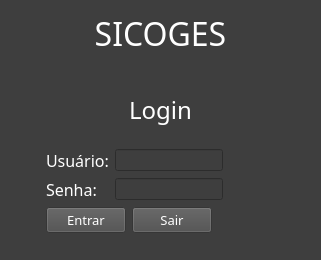
Qt form login/form.ui (kadetete/controle-salas) before a commit.
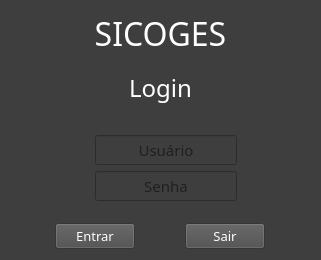
The same form after that commit.

The edit to the form file:
```diff
--- a/login/form.ui
+++ b/login/form.ui
@@ -55,6 +55,19 @@
          </property>
         </widget>
        </item>
+       <item>
+        <spacer name="verticalSpacer_3">
+         <property name="orientation">
+          <enum>Qt::Vertical</enum>
+         </property>
+         <property name="sizeHint" stdset="0">
+          <size>
+           <width>20</width>
+           <height>40</height>
+          </size>
+         </property>
+        </spacer>
+       </item>
       </layout>
      </item>
      <item>
@@ -78,37 +91,36 @@
      </item>
     </layout>
    </item>
+   <item>
+    <spacer name="verticalSpacer">
+     <property name="orientation">
+      <enum>Qt::Vertical</enum>
+     </property>
+     <property name="sizeType">
+      <enum>QSizePolicy::Fixed</enum>
+     </property>
+     <property name="sizeHint" stdset="0">
+      <size>
+       <width>20</width>
+       <height>24</height>
+      </size>
+     </property>
+    </spacer>
+   </item>
    <item>
     <layout class="QFormLayout" name="formLayout">
+     <property name="fieldGrowthPolicy">
+      <enum>QFormLayout::AllNonFixedFieldsGrow</enum>
+     </property>
      <property name="labelAlignment">
-      <set>Qt::AlignLeading|Qt::AlignLeft|Qt::AlignVCenter</set>
+      <set>Qt::AlignCenter</set>
      </property>
      <property name="formAlignment">
       <set>Qt::AlignCenter</set>
      </property>
-     <item row="0" column="0">
-      <widget class="QLabel" name="lbUsuario">
-       <property name="sizePolicy">
-        <sizepolicy hsizetype="Fixed" vsizetype="Preferred">
-         <horstretch>0</horstretch>
-         <verstretch>0</verstretch>
-        </sizepolicy>
-       </property>
-       <property name="font">
-        <font>
-         <family>Versa Versa</family>
-         <pointsize>12</pointsize>
-        </font>
-       </property>
-       <property name="styleSheet">
-        <string notr="true">color: rgb(255, 255, 255);</string>
-       </property>
-       <property name="text">
-        <string>Usuário:</string>
-       </property>
-      </widget>
-     </item>
      <item row="0" column="1">
+      <layout class="QHBoxLayout" name="horizontalLayout">
+       <item>
       <widget class="QLineEdit" name="lineEditUsuario">
        <property name="sizePolicy">
         <sizepolicy hsizetype="Fixed" vsizetype="Fixed">
@@ -116,34 +128,28 @@
          <verstretch>0</verstretch>
         </sizepolicy>
        </property>
-       <property name="alignment">
-        <set>Qt::AlignLeading|Qt::AlignLeft|Qt::AlignVCenter</set>
-       </property>
-      </widget>
-     </item>
-     <item row="1" column="0">
-      <widget class="QLabel" name="lbSenha">
-       <property name="sizePolicy">
-        <sizepolicy hsizetype="Fixed" vsizetype="Preferred">
-         <horstretch>0</horstretch>
-         <verstretch>0</verstretch>
-        </sizepolicy>
-       </property>
        <property name="font">
         <font>
-         <family>Versa Versa</family>
-         <pointsize>12</pointsize>
-        </font>
-       </property>
-       <property name="styleSheet">
-        <string notr="true">color: rgb(255, 255, 255);</string>
-       </property>
-       <property name="text">
-        <string>Senha:</string>
-       </property>
-      </widget>
+           <family>Versa</family>
+           <pointsize>11</pointsize>
+          </font>
+         </property>
+         <property name="layoutDirection">
+          <enum>Qt::LeftToRight</enum>
+         </property>
+         <property name="alignment">
+          <set>Qt::AlignCenter</set>
+         </property>
+         <property name="placeholderText">
+          <string>Usuário</string>
+         </property>
+        </widget>
+       </item>
+      </layout>
      </item>
      <item row="1" column="1">
+      <layout class="QHBoxLayout" name="horizontalLayout_3">
+       <item>
       <widget class="QLineEdit" name="lineEditSenha">
        <property name="sizePolicy">
         <sizepolicy hsizetype="Fixed" vsizetype="Fixed">
@@ -151,9 +157,41 @@
          <verstretch>0</verstretch>
         </sizepolicy>
        </property>
-      </widget>
-     </item>
-     <item row="2" column="0" colspan="2">
+         <property name="font">
+          <font>
+           <family>Versa</family>
+           <pointsize>11</pointsize>
+          </font>
+         </property>
+         <property name="echoMode">
+          <enum>QLineEdit::Password</enum>
+         </property>
+         <property name="alignment">
+          <set>Qt::AlignCenter</set>
+         </property>
+         <property name="placeholderText">
+          <string>Senha</string>
+         </property>
+        </widget>
+       </item>
+      </layout>
+     </item>
+    </layout>
+   </item>
+   <item>
+    <spacer name="verticalSpacer_2">
+     <property name="orientation">
+      <enum>Qt::Vertical</enum>
+     </property>
+     <property name="sizeHint" stdset="0">
+      <size>
+       <width>20</width>
+       <height>40</height>
+      </size>
+     </property>
+    </spacer>
+   </item>
+   <item>
       <layout class="QHBoxLayout" name="horizontalLayout_2">
        <item>
         <widget class="QPushButton" name="butaoEntrar">
@@ -203,8 +241,6 @@
           <bool>false</bool>
          </property>
         </widget>
-       </item>
-      </layout>
      </item>
     </layout>
    </item>
```
Lines whose indentation alone changed are shown as unchanged.
